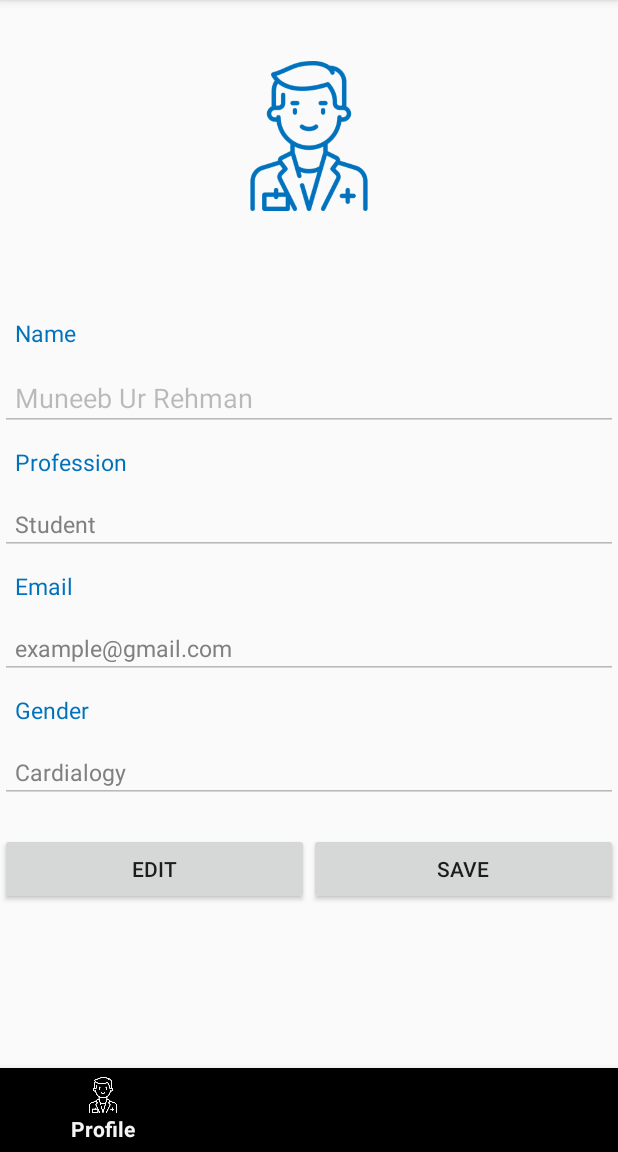
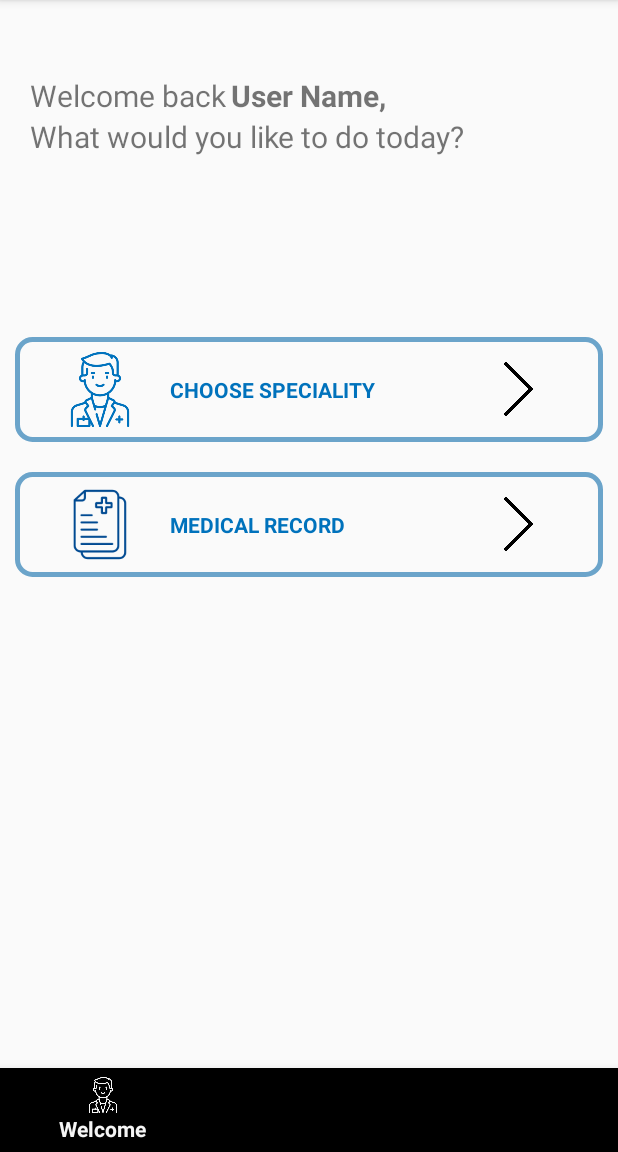
Before and after one commit to Raafay76642/GoodDocter3.3, an Android app: the homepage screen opened directly, with no data from a screen before it, on a phone screen of 412 x 824 dp, the part 84-1236 px from its top. Run offline under Robolectric (Android 15) with nearby library versions, the phone set to English and light mode, and no system bars.

Commit message:
homepage Changing

```diff
--- a/app/src/main/AndroidManifest.xml
+++ b/app/src/main/AndroidManifest.xml
@@ -9,7 +9,8 @@
         android:roundIcon="@mipmap/ic_launcher_round"
         android:supportsRtl="true"
         android:theme="@style/AppTheme">
-        <activity android:name=".Apntments"></activity>
+        <activity android:name=".Profile"></activity>
+        <activity android:name=".Apntments" />
         <activity android:name=".MainActivity">
             <intent-filter>
                 <action android:name="android.intent.action.MAIN" />
--- a/app/src/main/res/layout/activity_homepage.xml
+++ b/app/src/main/res/layout/activity_homepage.xml
@@ -8,139 +8,103 @@
     tools:context="com.example.aser.gooddocter001.homepage">
     <LinearLayout
         android:layout_width="match_parent"
-        android:layout_height="150dp"
+        android:layout_height="wrap_content"
         android:orientation="vertical"
-        android:layout_marginBottom="20dp"
-        android:layout_weight="0.5"
-        android:padding="10dp"
-        >
-
-        <ImageView
-            android:layout_width="100dp"
-            android:layout_height="50dp"
-            android:layout_weight="2"
-            android:layout_gravity="center_horizontal"
-            android:src="@drawable/doctor" />
-
-    </LinearLayout>
-
-
+        android:layout_marginLeft="20dp"
+        android:layout_marginTop="50dp"
+        android:layout_weight="0.10">
         <LinearLayout
             android:layout_width="match_parent"
-        android:layout_height="0dp"
-        android:layout_weight="8"
-        android:orientation="vertical">
-        <ScrollView
-            android:layout_width="match_parent"
-            android:layout_height="match_parent">
-
-    <LinearLayout
-        android:layout_width="match_parent"
-        android:layout_height="match_parent"
-        android:orientation="vertical">
+            android:layout_height="wrap_content"
+            android:orientation="horizontal">
+            <TextView
+                android:layout_width="wrap_content"
+                android:layout_height="wrap_content"
+                android:text="Welcome back"
+                android:textSize="20sp"/>
             <TextView
                 android:layout_width="match_parent"
                 android:layout_height="wrap_content"
-            android:text="Name"
-            android:textColor="@color/blue"
-            android:paddingLeft="15dp"
-            android:padding="10dp"
-            android:textSize="15sp" />
+                android:text="User Name,"
+                android:layout_marginLeft="3dp"
+                android:textSize="20sp"
+                android:textStyle="bold"/>
 
-        <EditText
-            android:id="@+id/name"
-            android:layout_width="match_parent"
-            android:layout_height="wrap_content"
-            android:inputType="none"
-            android:padding="10dp"
-            android:paddingLeft="15dp"
-            android:text="Muneeb Ur Rehman"
-
-
-            />
+        </LinearLayout>
         <TextView
             android:layout_width="match_parent"
             android:layout_height="wrap_content"
-            android:text="Profession"
-            android:textColor="@color/blue"
-            android:paddingLeft="15dp"
-            android:padding="10dp"
-            android:textSize="15sp" />
-
-        <EditText
-            android:id="@+id/profession"
+            android:text="What would you like to do today?"
+            android:textSize="20sp" />
+    </LinearLayout>
+    <LinearLayout
         android:layout_width="match_parent"
         android:layout_height="wrap_content"
-            android:inputType="none"
-            android:padding="10dp"
-            android:paddingLeft="15dp"
-            android:text="Student"
-            android:textColor="#808080"
-            android:textSize="15sp" />
-        <TextView
-            android:layout_width="match_parent"
-            android:layout_height="wrap_content"
-            android:text="Email"
-            android:textColor="@color/blue"
-            android:paddingLeft="15dp"
-            android:padding="10dp"
-            android:textSize="15sp" />
+        android:orientation="vertical"
+        android:layout_weight="3"
+        android:layout_gravity="center"
+        android:layout_marginTop="100dp">
 
-        <EditText
-            android:id="@+id/email"
-            android:layout_width="match_parent"
-            android:layout_height="wrap_content"
-            android:inputType="none"
-            android:padding="10dp"
-            android:paddingLeft="15dp"
-            android:text="example@gmail.com"
-            android:textColor="#808080"
-            android:textSize="15sp" />
-        <TextView
-            android:layout_width="match_parent"
-            android:layout_height="wrap_content"
-            android:text="Gender"
-            android:textColor="@color/blue"
-            android:paddingLeft="15dp"
-            android:padding="10dp"
-            android:textSize="15sp" />
-
-        <EditText
-            android:id="@+id/password"
-            android:layout_width="match_parent"
-            android:layout_height="wrap_content"
-            android:inputType="none"
-            android:padding="10dp"
-            android:paddingLeft="15dp"
-            android:text="Cardialogy"
-            android:textColor="#808080"
-            android:textSize="15sp" />
         <LinearLayout
             android:layout_width="match_parent"
             android:layout_height="wrap_content"
             android:orientation="horizontal"
-            android:layout_marginTop="20dp">
+            android:gravity="center"
+            android:background="@drawable/rountcorner"
+            android:layout_margin="10dp"
+            android:onClick="openChooseSpeciality"
+            android:layout_gravity="center"
+            >
+            <ImageView
+                android:layout_width="match_parent"
+                android:layout_height="50dp"
+                android:src="@drawable/doctor"
+                android:layout_weight="3"/>
 
-        <Button
+            <TextView
                 android:layout_width="match_parent"
                 android:layout_height="wrap_content"
-            android:text="Edit"
-            android:onClick="editable"
-            android:layout_weight="1"
-            />
-        <Button
+                android:layout_weight="2"
+                android:text="Choose Speciality"
+                android:textAllCaps="true"
+                android:textSize="14sp"
+                android:textStyle="bold"
+                android:textColor="@color/blue"/>
+            <ImageView
+                android:layout_width="match_parent"
+                android:layout_height="40dp"
+                android:src="@drawable/next"
+                android:layout_weight="3"/>
+        </LinearLayout>
+        <LinearLayout
             android:layout_width="match_parent"
             android:layout_height="wrap_content"
-            android:layout_weight="1"
-            android:text="Save"
-            android:onClick="uneditable"
-            />
+            android:orientation="horizontal"
+            android:gravity="center"
+            android:background="@drawable/rountcorner"
+            android:layout_margin="10dp">
+            <ImageView
+                android:layout_width="match_parent"
+                android:layout_height="50dp"
+                android:src="@drawable/records"
+                android:layout_weight="3"/>
+
+            <TextView
+                android:layout_width="match_parent"
+                android:layout_height="wrap_content"
+                android:layout_weight="2"
+                android:text="Medical Record"
+                android:textAllCaps="true"
+                android:textSize="14sp"
+                android:textStyle="bold"
+                android:textColor="@color/blue"/>
+            <ImageView
+                android:layout_width="match_parent"
+                android:layout_height="40dp"
+                android:src="@drawable/next"
+                android:layout_weight="3"/>
         </LinearLayout>
-
     </LinearLayout>
-        </ScrollView>
-    </LinearLayout>
-
 
     <android.support.design.widget.BottomNavigationView
         android:layout_width="match_parent"
--- a/app/src/main/res/menu/bottom_navigation.xml
+++ b/app/src/main/res/menu/bottom_navigation.xml
@@ -1,17 +1,17 @@
 <?xml version="1.0" encoding="utf-8"?>
 <menu xmlns:android="http://schemas.android.com/apk/res/android">
         <item
-            android:id="@+id/home"
+            android:id="@+id/welcome"
             android:icon="@drawable/doctor"
+            android:title="Welcome"/>
+
+        <item
+            android:id="@+id/profile"
+            android:icon="@drawable/records"
             android:title="Profile"/>
 
         <item
-            android:id="@+id/Category"
-            android:icon="@drawable/records"
-            android:title="Category"/>
-
-        <item
-            android:id="@+id/Record"
+            android:id="@+id/appointments"
             android:icon="@drawable/records"
             android:title="Appointments"/>
 
```
Also changed, not shown: app/src/main/java/com/example/aser/gooddocter001/ChooseSpeciality.java (+4 -5 lines), app/src/main/java/com/example/aser/gooddocter001/Profile.java (added, +56 -0 lines), app/src/main/java/com/example/aser/gooddocter001/homepage.java (+13 -45 lines), app/src/main/res/layout/activity_main.xml (+0 -7 lines), app/src/main/res/layout/activity_profile.xml (added, +144 -0 lines). Lines whose indentation alone changed are shown as unchanged.
